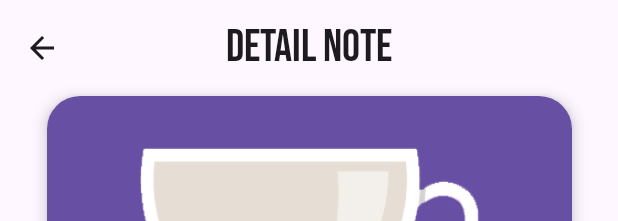
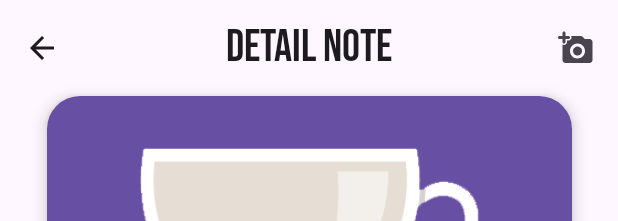
Before and after one commit to bphaggard/coffee-diary, an Android app built with Jetpack Compose: the @Preview function DetailPreview, on a phone screen of 412 x 824 dp. Shown: the top 221 px of the screen. Run offline under Robolectric (Android 15) with nearby library versions, the phone set to English and light mode, and no system bars; our stand-ins replace Room's generated code.

Commit message:
PhotoPicker u DetailScreen pro výběr fotky kávy

```diff
--- a/app/src/main/java/com/example/coffeediary/screens/DetailScreen.kt
+++ b/app/src/main/java/com/example/coffeediary/screens/DetailScreen.kt
@@ -1,6 +1,10 @@
 package com.example.coffeediary.screens
 
 import android.app.Application
+import android.net.Uri
+import androidx.activity.compose.rememberLauncherForActivityResult
+import androidx.activity.result.PickVisualMediaRequest
+import androidx.activity.result.contract.ActivityResultContracts
 import androidx.compose.foundation.clickable
 import androidx.compose.foundation.layout.Arrangement
 import androidx.compose.foundation.layout.Column
@@ -17,12 +21,17 @@ import androidx.compose.foundation.lazy.items
 import androidx.compose.foundation.shape.RoundedCornerShape
 import androidx.compose.material.icons.Icons
 import androidx.compose.material.icons.automirrored.filled.ArrowBack
+import androidx.compose.material.icons.rounded.Add
+import androidx.compose.material.icons.rounded.AddAPhoto
+import androidx.compose.material3.Button
+import androidx.compose.material3.ButtonDefaults
 import androidx.compose.material3.Card
 import androidx.compose.material3.CardDefaults
 import androidx.compose.material3.CenterAlignedTopAppBar
 import androidx.compose.material3.ExperimentalMaterial3Api
 import androidx.compose.material3.Icon
 import androidx.compose.material3.IconButton
+import androidx.compose.material3.IconButtonDefaults
 import androidx.compose.material3.MaterialTheme
 import androidx.compose.material3.Scaffold
 import androidx.compose.material3.Text
@@ -36,6 +45,7 @@ import androidx.compose.runtime.setValue
 import androidx.compose.ui.Alignment
 import androidx.compose.ui.Modifier
 import androidx.compose.ui.graphics.Color
+import androidx.compose.ui.layout.ContentScale
 import androidx.compose.ui.text.font.FontWeight
 import androidx.compose.ui.text.style.TextOverflow
 import androidx.compose.ui.tooling.preview.Preview
@@ -45,6 +55,8 @@ import androidx.navigation.NavController
 import androidx.navigation.compose.rememberNavController
 import coil.compose.AsyncImage
 import com.example.coffeediary.R
+import com.example.coffeediary.bounceClick
+import com.example.coffeediary.navigation.Screen
 import com.example.coffeediary.parts.RatingBar
 import com.example.coffeediary.parts.titleToImageMap
 import com.example.coffeediary.ui.theme.CoffeeDiaryTheme
@@ -61,6 +73,12 @@ fun DetailScreen(
 
 ) {
     val coffeeId = viewModel.getCoffeeById(itemId).collectAsState(initial = null).value
+    var selectedImageUri by remember { mutableStateOf<Uri?>(null) }
+
+    val singlePhotoPickerLauncher = rememberLauncherForActivityResult(
+        contract = ActivityResultContracts.PickVisualMedia(),
+        onResult = { uri -> selectedImageUri = uri }
+    )
 
     Scaffold(
         topBar = {
@@ -77,7 +95,22 @@ fun DetailScreen(
                         Icon(Icons.AutoMirrored.Filled.ArrowBack, "backIcon")
                     }
                 },
-                colors = TopAppBarDefaults.topAppBarColors(Color.Transparent)
+                colors = TopAppBarDefaults.topAppBarColors(Color.Transparent),
+                actions = {
+                    IconButton(
+                        colors = IconButtonDefaults.iconButtonColors(Color.Transparent),
+                        onClick = {
+                            singlePhotoPickerLauncher.launch(
+                                PickVisualMediaRequest(ActivityResultContracts.PickVisualMedia.ImageOnly)
+                            )
+                        }
+                    ) {
+                        Icon(
+                            imageVector = Icons.Rounded.AddAPhoto,
+                            contentDescription = "add button"
+                        )
+                    }
+                }
             )
         }, content = {innerPadding ->
             Column(
@@ -102,10 +135,15 @@ fun DetailScreen(
                         verticalArrangement = Arrangement.Center
                     ) {
                         AsyncImage(
-                            model = imageResource,
-                            modifier = Modifier
-                                .fillMaxSize(0.85f),
-                            contentDescription = null)
+                            model = if(
+                                selectedImageUri != null
+                                ) { selectedImageUri } else imageResource,
+                            modifier = Modifier.fillMaxSize(0.85f),
+                            contentScale = if (
+                                selectedImageUri != null
+                                ) { ContentScale.Crop } else ContentScale.Fit ,
+                            contentDescription = null
+                        )
                     }
                 }
                 Spacer(modifier = Modifier.padding(15.dp))
```
